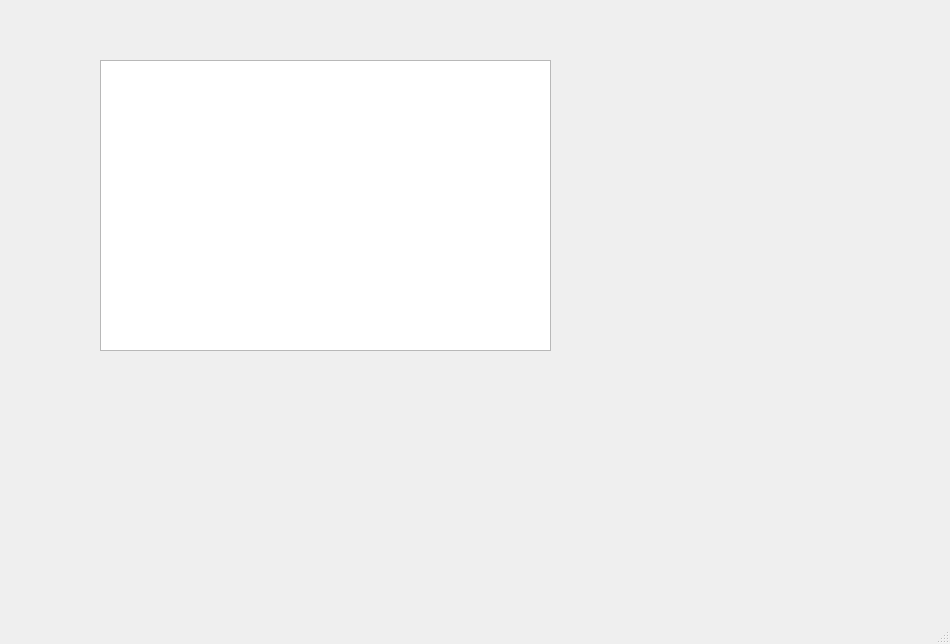
Old version of the form ParameterManagerDemo/mainwindow.ui in the repository xia-zheng/XiaZheng.
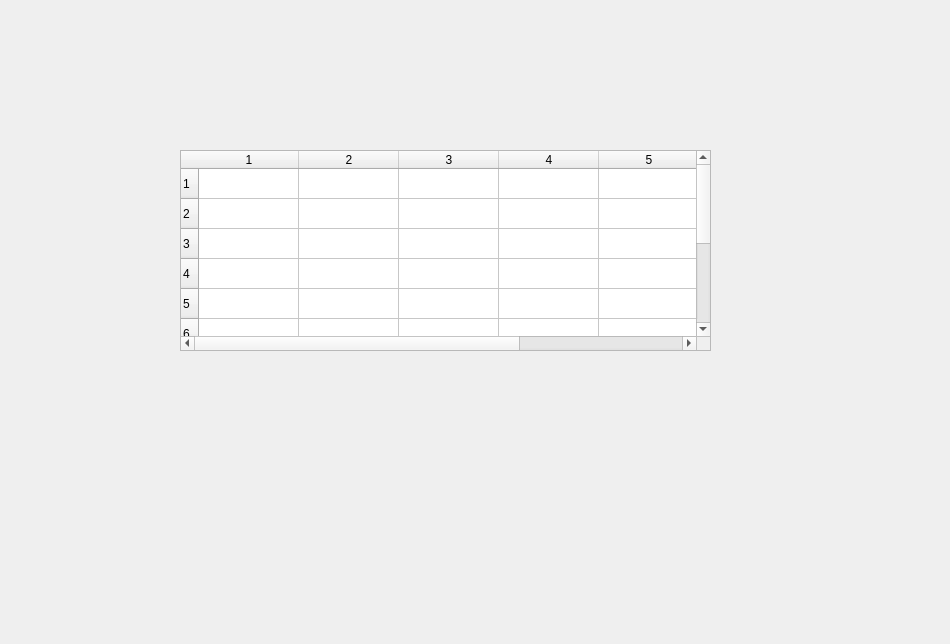
New version of the form.

The edit to the form file:
```diff
--- a/ParameterManagerDemo/mainwindow.ui
+++ b/ParameterManagerDemo/mainwindow.ui
@@ -17,25 +17,36 @@
    <widget class="QTableWidget" name="tableWidget">
     <property name="geometry">
      <rect>
-      <x>100</x>
-      <y>60</y>
-      <width>451</width>
-      <height>291</height>
+      <x>180</x>
+      <y>150</y>
+      <width>531</width>
+      <height>201</height>
      </rect>
     </property>
+    <property name="rowCount">
+     <number>10</number>
+    </property>
+    <property name="columnCount">
+     <number>6</number>
+    </property>
+    <row/>
+    <row/>
+    <row/>
+    <row/>
+    <row/>
+    <row/>
+    <row/>
+    <row/>
+    <row/>
+    <row/>
+    <column/>
+    <column/>
+    <column/>
+    <column/>
+    <column/>
+    <column/>
    </widget>
   </widget>
-  <widget class="QMenuBar" name="menubar">
-   <property name="geometry">
-    <rect>
-     <x>0</x>
-     <y>0</y>
-     <width>950</width>
-     <height>26</height>
-    </rect>
-   </property>
-  </widget>
-  <widget class="QStatusBar" name="statusbar"/>
  </widget>
  <resources/>
  <connections/>
```
